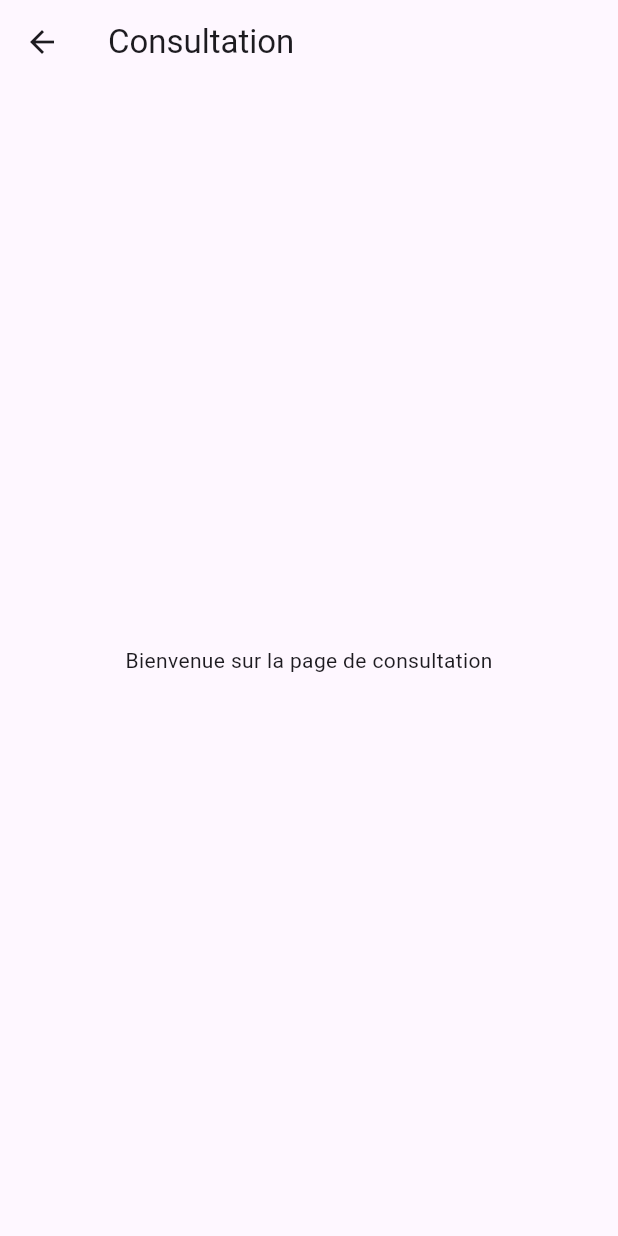
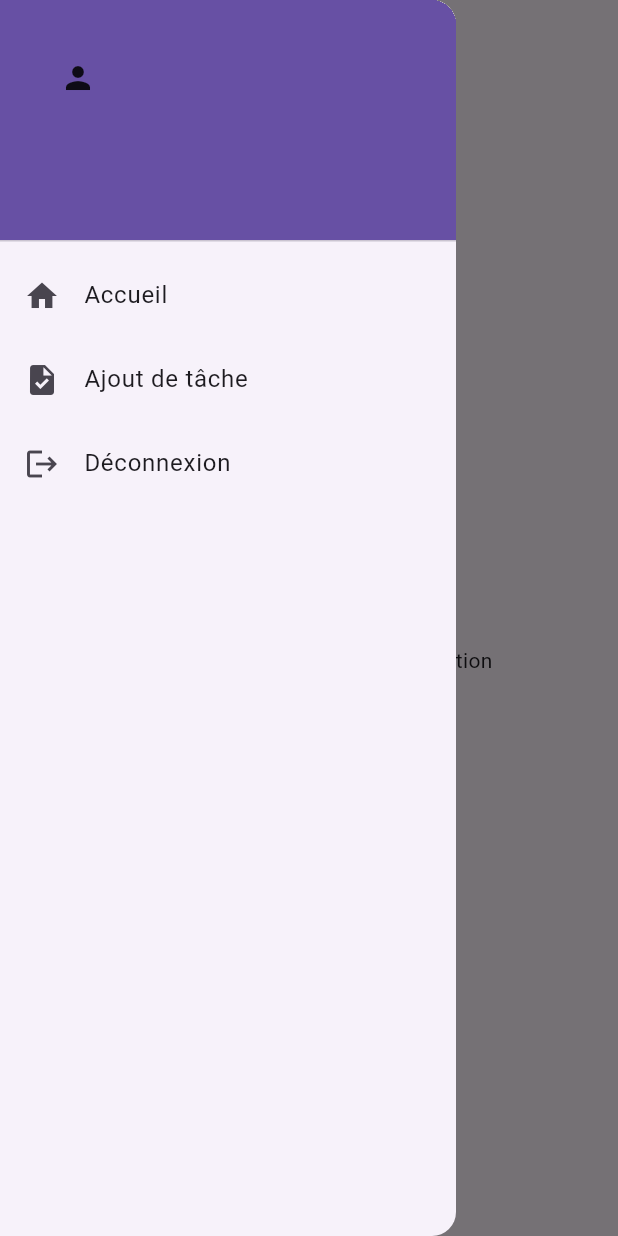
Before and after one commit to PhilippeHuynh9/TP1_ApplicationMobileAvance, a Flutter app: the Consultaion screen opened directly, with the side drawer open (before the commit the screen has no drawer), on a phone screen of 412 x 824 dp. Run offline on Flutter 3.47's test engine with Material 3 defaults, Android fonts, the phone set to English and light mode, and no system bars.

Commit message:
FCT Tiroir de navigation à finir
Le tiroir est terminé pour la page d'accueil et la page de consultation. IL RESTE À L'AJOUTER À LA PAGE DE CRÉATION

```diff
--- a/tp1_flutter/lib/Consultaion.dart
+++ b/tp1_flutter/lib/Consultaion.dart
@@ -1,5 +1,7 @@
 import 'package:flutter/material.dart';
-
+import 'package:tp1_flutter/singleton.dart';
+import 'Accueil.dart';
+import 'Connexion.dart';
 import 'Creation.dart';
 
 class Consultaion extends StatelessWidget {
@@ -9,8 +11,51 @@ class Consultaion extends StatelessWidget {
   Widget build(BuildContext context) {
     return Scaffold(
       appBar: AppBar(title: const Text("Consultation")),
+      drawer: Drawer(
+        child: ListView(
+          padding: EdgeInsets.zero,
+          children: [
+            UserAccountsDrawerHeader(
+              accountName: Text(UserSession().username),
+              accountEmail: null,
+              currentAccountPicture: const Icon(Icons.person),
+            ),
+            ListTile(
+              leading: const Icon(Icons.home),
+              title: const Text('Accueil'),
+              onTap: () {
+                Navigator.pop(context);
+                Navigator.pushReplacement(context, MaterialPageRoute(builder: (context) => const HomeScreen()));
+              },
+            ),
+            ListTile(
+              leading: const Icon(Icons.task),
+              title: const Text('Ajout de tâche'),
+              onTap: () {
+                Navigator.pop(context);
+                Navigator.push(
+                  context,
+                  MaterialPageRoute(
+                    builder: (context) => Creation(onAdd: (task, date) {}),
+                  ),
+                );
+              },
+            ),
+            ListTile(
+              leading: const Icon(Icons.logout),
+              title: const Text('Déconnexion'),
+              onTap: () {
+                Navigator.pop(context);
+                Navigator.pushReplacement(
+                  context,
+                  MaterialPageRoute(builder: (context) => Connexion()),
+                );
+              },
+            ),
+          ],
+        ),
+      ),
       body: const Center(child: Text("Bienvenue sur la page de consultation")),
-
     );
   }
 }
```
